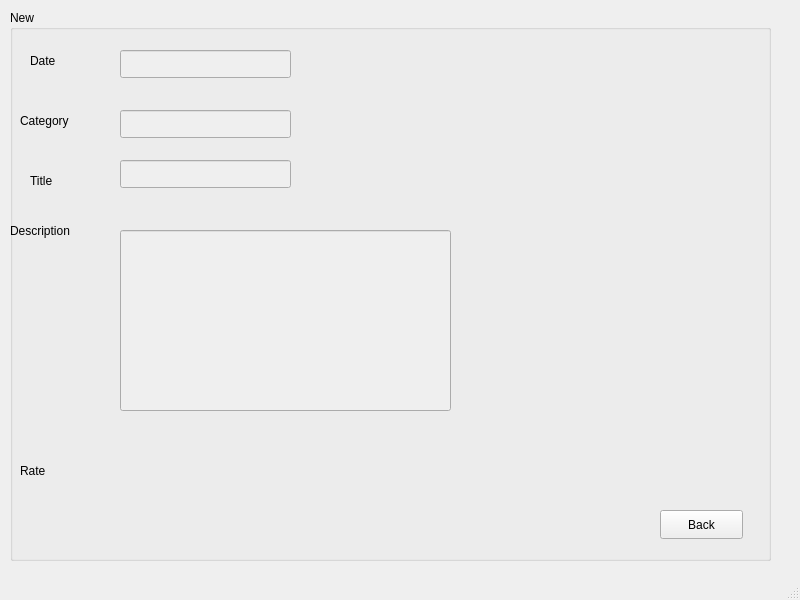
This is news.ui in Kero-83/NewManagementSystem as Qt 5 draws it before an edit. The edited form follows.
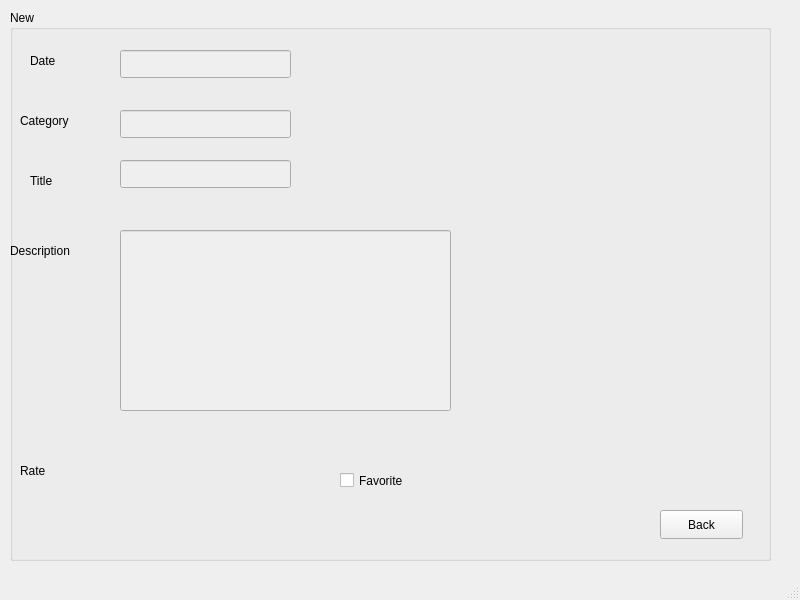
This is the edited form.

```diff
--- a/news.ui
+++ b/news.ui
@@ -56,7 +56,7 @@
      <property name="geometry">
       <rect>
        <x>0</x>
-       <y>200</y>
+       <y>220</y>
        <width>101</width>
        <height>41</height>
       </rect>
@@ -156,6 +156,19 @@
       </rect>
      </property>
     </widget>
+    <widget class="QCheckBox" name="checkBox">
+     <property name="geometry">
+      <rect>
+       <x>330</x>
+       <y>450</y>
+       <width>111</width>
+       <height>41</height>
+      </rect>
+     </property>
+     <property name="text">
+      <string>Favorite</string>
+     </property>
+    </widget>
    </widget>
   </widget>
   <widget class="QMenuBar" name="menubar">
```
